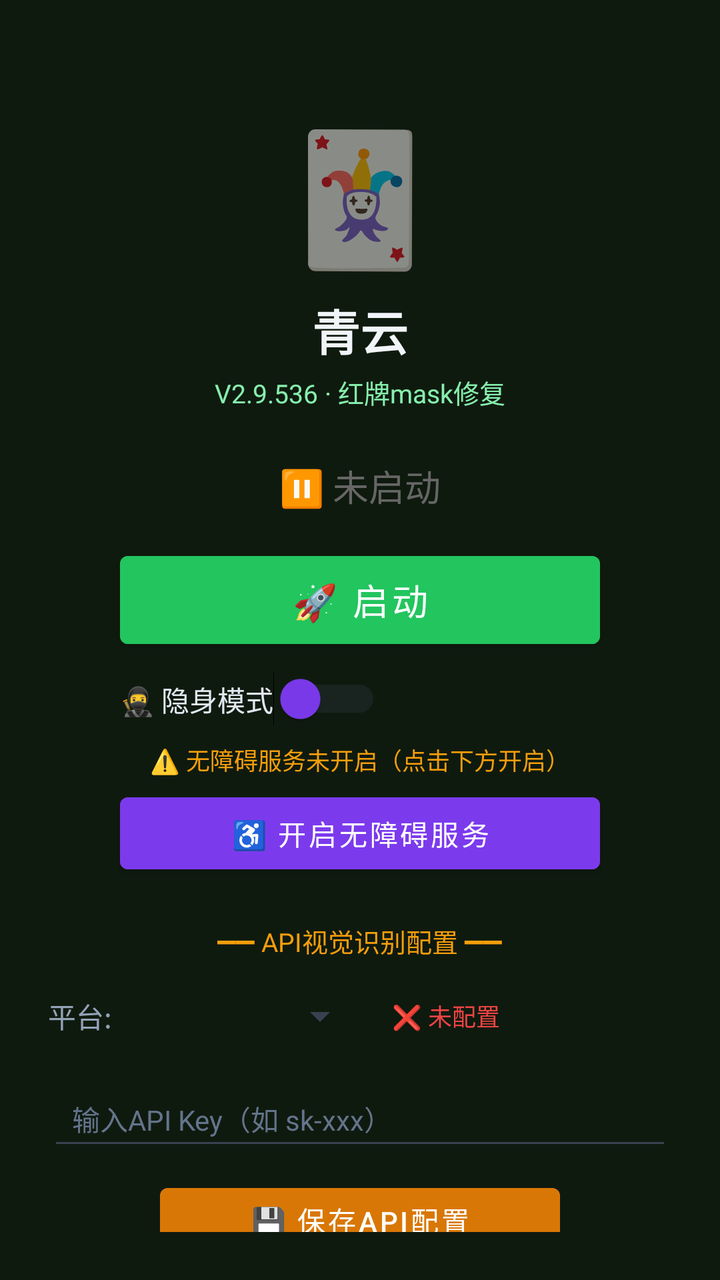
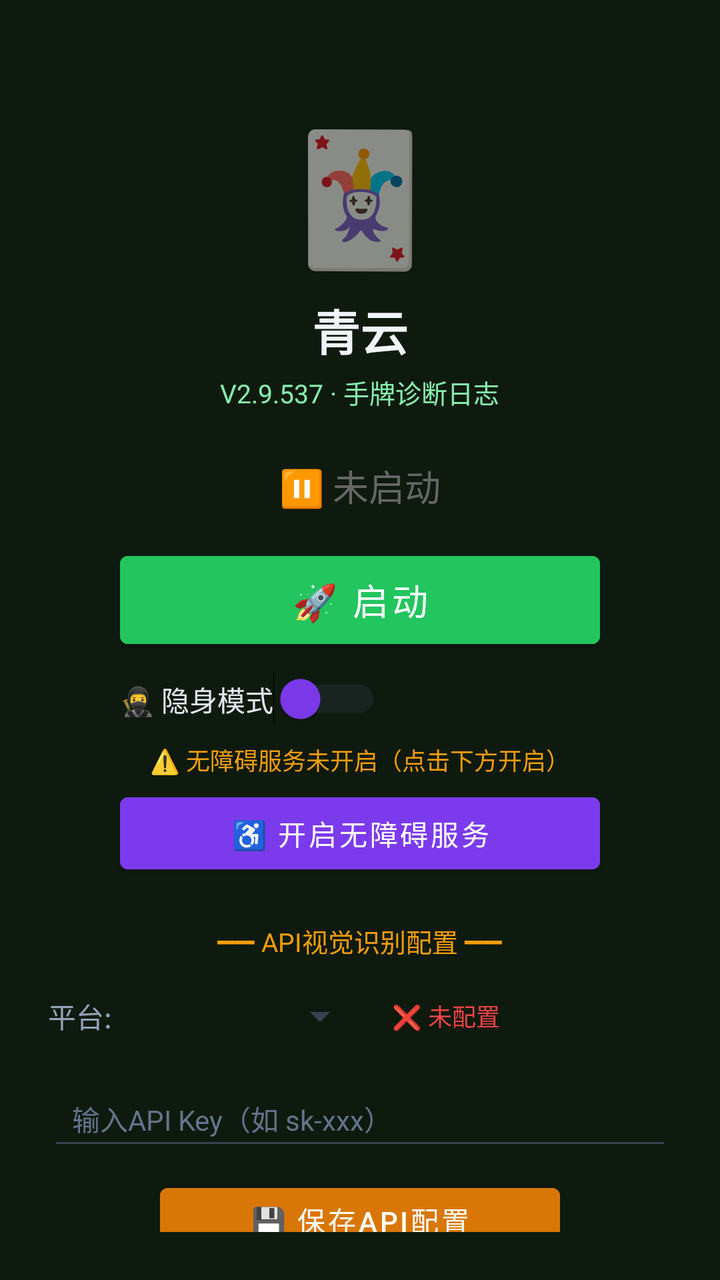

Compare the two renders of this Android layout. The source of the first and the diff that turns it into the second are given below.
<!-- AndroidManifest.xml: activity theme Theme.MjScreenshot -->
<!-- res/layout/activity_main.xml -->
<?xml version="1.0" encoding="utf-8"?>
<LinearLayout xmlns:android="http://schemas.android.com/apk/res/android"
    android:layout_width="match_parent"
    android:layout_height="match_parent"
    android:orientation="vertical"
    android:background="#0f1a0f"
    android:padding="24dp"
    android:gravity="center_horizontal">

    <TextView
        android:layout_width="wrap_content"
        android:layout_height="wrap_content"
        android:text="🃏"
        android:textSize="64sp"
        android:layout_marginTop="30dp" />

    <TextView
        android:layout_width="wrap_content"
        android:layout_height="wrap_content"
        android:text="青云"
        android:textSize="24sp"
        android:textColor="#f1f5f9"
        android:textStyle="bold"
        android:layout_marginTop="8dp" />

    <TextView
        android:layout_width="wrap_content"
        android:layout_height="wrap_content"
        android:text="V2.9.536 · 红牌mask修复"
        android:textSize="13sp"
        android:textColor="#86efac"
        android:layout_marginTop="4dp" />

    <TextView
        android:id="@+id/tvStatus"
        android:layout_width="wrap_content"
        android:layout_height="wrap_content"
        android:text="⏸ 未启动"
        android:textSize="18sp"
        android:textColor="#666666"
        android:layout_marginTop="24dp" />

    <Button
        android:id="@+id/btnStart"
        android:layout_width="240dp"
        android:layout_height="56dp"
        android:text="🚀 启动"
        android:textSize="18sp"
        android:textColor="#ffffff"
        android:backgroundTint="#22c55e"
        android:layout_marginTop="16dp" />

    <Button
        android:id="@+id/btnHelper"
        android:layout_width="240dp"
        android:layout_height="56dp"
        android:text="🃏 打开智囊"
        android:textSize="16sp"
        android:textColor="#ffffff"
        android:backgroundTint="#16a34a"
        android:layout_marginTop="12dp"
        android:visibility="gone" />

    
    <LinearLayout
        android:layout_width="240dp"
        android:layout_height="wrap_content"
        android:orientation="horizontal"
        android:gravity="center_vertical"
        android:layout_marginTop="8dp">

        <Switch
            android:id="@+id/switchStealth"
            android:layout_width="wrap_content"
            android:layout_height="wrap_content"
            android:text="🥷 隐身模式"
            android:textColor="#e2e8f0"
            android:textSize="14sp"
            android:thumbTint="#7c3aed"
            android:trackTint="#374151" />
    </LinearLayout>

    <TextView
        android:id="@+id/tvAccessibilityStatus"
        android:layout_width="wrap_content"
        android:layout_height="wrap_content"
        android:text="⚠️ 无障碍服务未开启（点击下方开启）"
        android:textSize="12sp"
        android:textColor="#f59e0b"
        android:layout_marginTop="8dp"
        android:gravity="center" />

    <Button
        android:id="@+id/btnAccessibility"
        android:layout_width="240dp"
        android:layout_height="48dp"
        android:text="♿ 开启无障碍服务"
        android:textSize="14sp"
        android:textColor="#ffffff"
        android:backgroundTint="#7c3aed"
        android:layout_marginTop="4dp" />

    <TextView
        android:layout_width="wrap_content"
        android:layout_height="wrap_content"
        android:text="━━ API视觉识别配置 ━━"
        android:textSize="13sp"
        android:textColor="#f59e0b"
        android:layout_marginTop="20dp" />

    <LinearLayout
        android:layout_width="match_parent"
        android:layout_height="wrap_content"
        android:orientation="horizontal"
        android:layout_marginTop="8dp"
        android:gravity="center_vertical">

        <TextView
            android:layout_width="wrap_content"
            android:layout_height="wrap_content"
            android:text="平台:"
            android:textSize="14sp"
            android:textColor="#94a3b8" />

        <Spinner
            android:id="@+id/spinnerProvider"
            android:layout_width="120dp"
            android:layout_height="40dp"
            android:layout_marginStart="8dp"
            android:backgroundTint="#374151" />

        <TextView
            android:id="@+id/tvApiStatus"
            android:layout_width="wrap_content"
            android:layout_height="wrap_content"
            android:text="❌ 未配置"
            android:textSize="12sp"
            android:textColor="#ef4444"
            android:layout_marginStart="12dp" />
    </LinearLayout>

    <EditText
        android:id="@+id/etApiKey"
        android:layout_width="match_parent"
        android:layout_height="44dp"
        android:hint="输入API Key（如 sk-xxx）"
        android:textSize="14sp"
        android:textColor="#e2e8f0"
        android:textColorHint="#64748b"
        android:backgroundTint="#374151"
        android:inputType="textPassword"
        android:layout_marginTop="8dp"
        android:paddingStart="12dp"
        android:paddingEnd="12dp" />

    <Button
        android:id="@+id/btnSaveApi"
        android:layout_width="200dp"
        android:layout_height="44dp"
        android:text="💾 保存API配置"
        android:textSize="14sp"
        android:textColor="#ffffff"
        android:backgroundTint="#d97706"
        android:layout_marginTop="8dp" />

    <TextView
        android:id="@+id/tvHint"
        android:layout_width="wrap_content"
        android:layout_height="wrap_content"
        android:text="先点上方按钮启动截屏"
        android:textSize="13sp"
        android:textColor="#666666"
        android:layout_marginTop="12dp"
        android:gravity="center" />

    <TextView
        android:layout_width="wrap_content"
        android:layout_height="wrap_content"
        android:text="使用步骤：\n1. 配置API Key（支持OpenAI/通义千问VL/硅基流动）\n2. 点「开启无障碍服务」→ 开启\n3. 开启「🥷隐身模式」(反检测)\n4. 点「启动」→ 允许悬浮窗\n5. 打牌时点屏幕上的🎯悬浮球即可截屏识别\n★ 拖动悬浮球可移到不挡牌的位置 ★\n★ 长按悬浮球可展开/收起详细面板 ★\n★ 悬浮球边框颜色=建议：绿=加注 橙=跟注 红=弃牌 ★"
        android:textSize="12sp"
        android:textColor="#64748b"
        android:layout_marginTop="12dp"
        android:lineSpacingExtra="3dp" />

</LinearLayout>
<!-- resources referenced by this layout -->
<resources>
  <style name="Theme.MjScreenshot" parent="Theme.MaterialComponents.DayNight.DarkActionBar">
          <item name="colorPrimary">#1e40af</item>
          <item name="colorPrimaryVariant">#1e3a8a</item>
          <item name="colorOnPrimary">#ffffff</item>
          <item name="android:statusBarColor">#0f172a</item>
      </style>
</resources>

<!-- the commit's change to res/layout/activity_main.xml (unified diff, before → after) -->
@@ -26,7 +26,7 @@
     <TextView
         android:layout_width="wrap_content"
         android:layout_height="wrap_content"
-        android:text="V2.9.536 · 红牌mask修复"
+        android:text="V2.9.537 · 手牌诊断日志"
         android:textSize="13sp"
         android:textColor="#86efac"
         android:layout_marginTop="4dp" />
